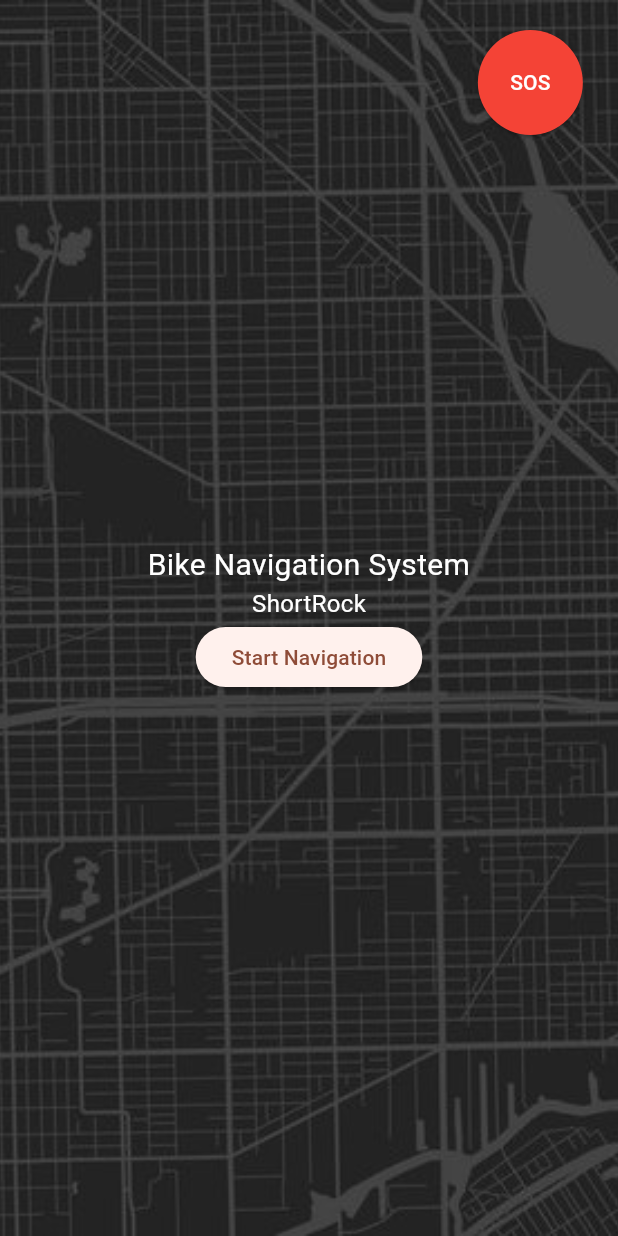
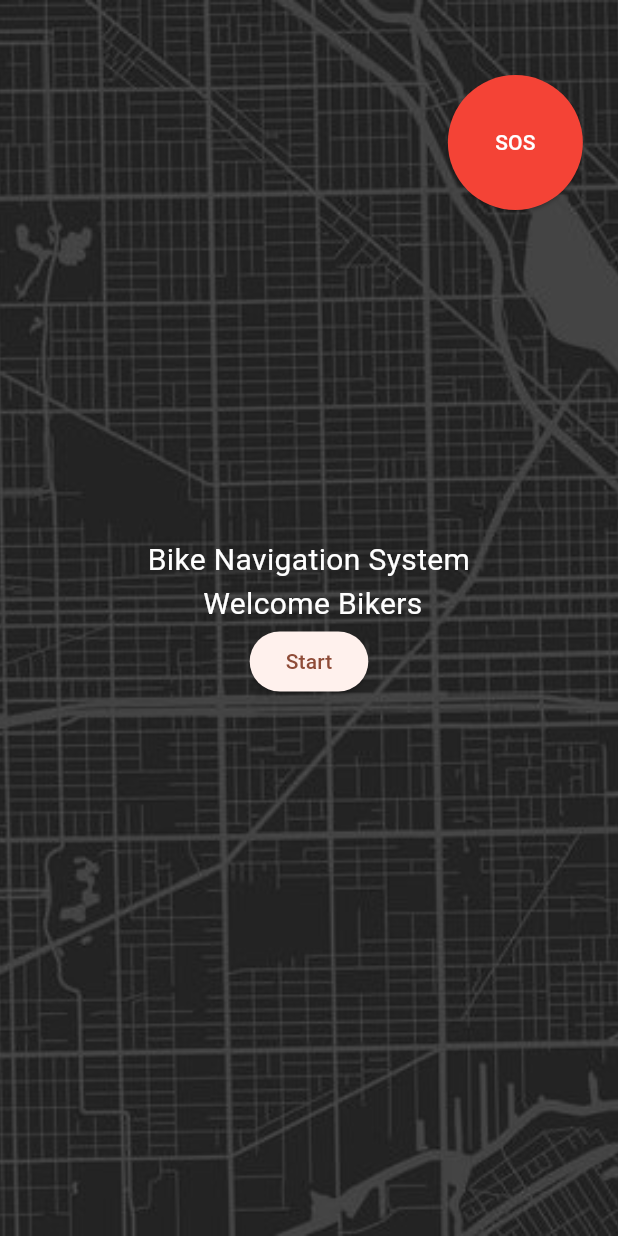
Before and after one commit to prajwalathreya/HCI-FSP, a Flutter app: the screen it shows after launch, on a phone screen of 412 x 824 dp. Run offline on Flutter 3.47's test engine with Material 2 defaults, Android fonts, the phone set to English and light mode, and no system bars; our stand-ins replace google_maps_flutter.

Commit message:
created 3 screens as per FSP#2

```diff
--- a/lib/main.dart
+++ b/lib/main.dart
@@ -1,98 +1,7 @@
 
 // import 'package:english_words/english_words.dart';
-// import 'package:flutter/material.dart';
-// import 'package:provider/provider.dart';
-
-// void main() {
-//   runApp(MyApp());
-// }
-
-// class MyApp extends StatelessWidget {
-//   const MyApp({super.key});
-
-//   @override
-//   Widget build(BuildContext context) {
-
-//     return ChangeNotifierProvider(
-//       create: (context) => MyAppState(),
-//       child: MaterialApp(
-//         title: 'Bike Navigation System',
-//         theme: ThemeData(
-//           useMaterial3: true,
-//           colorScheme: ColorScheme.fromSeed(seedColor: Colors.deepOrange),
-//         ),
-//         home: MyHomePage(),
-//       ),
-//     );
-//   }
-// }
-
-// class MyAppState extends ChangeNotifier {
-//   var current = WordPair.random();
-//   void getNext(){
-//     current = WordPair.random();
-//     notifyListeners();
-//   }
-
-// }
-
-// class MyHomePage extends StatelessWidget {
-//   @override
-//   Widget build(BuildContext context) {
-//     var appState = context.watch<MyAppState>();
-//     final screenSize = MediaQuery.of(context).size;
-//     final isSmallScreen = screenSize.width < 600; // Adjust the threshold as needed
-
-//     return Scaffold(
-//       body: Container(
-//         decoration: BoxDecoration(
-//           image: DecorationImage(
-//             image: AssetImage('assets/black-grey-chicago-city-area-background-map-vector-37821140.jpg'), // Replace with your image path
-//             fit: BoxFit.cover, // Adjust the fit to your preference
-//           ),
-//         ),
-//         child: Center(
-//           child: Column(
-//             // SizedBox(height: 30),
-//             mainAxisAlignment: MainAxisAlignment.center,
-//             crossAxisAlignment: CrossAxisAlignment.center,
-//             children: [
-//               Align(
-//                 alignment: Alignment.topCenter,
-
-//                 child: Text(
-//                   "Bike Navigation System",
-//                   textAlign: TextAlign.center,
-//                   style: TextStyle(
-//                     color: Colors.white, // Text color on top of the image
-//                     fontSize: isSmallScreen ? 20.0 : 24.0, // Adjust font size
-//                   )
-//                 ),
-
-//               ),
-//               // spacer(),
-//               Text(
-//                 appState.current.asPascalCase,
-//                 style: TextStyle(
-//                   color: Colors.white, // Text color on top of the image
-//                   fontSize: isSmallScreen ? 16.0 : 20.0, // Adjust font size
-//                 ),
-//               ),
-//               ElevatedButton(
-//                 onPressed: () {
-//                   print("Hello, you pressed this button");
-//                 },
-//                 child: Text("Start Navigation", textAlign: TextAlign.center),
-//               ),
-//             ],
-//           ),
-//         ),
-//       ),
-//     );
-//   }
-// }
-import 'package:english_words/english_words.dart';
 import 'package:flutter/material.dart';
+import 'package:fsp/NavigationPage.dart';
 import 'package:provider/provider.dart';
 
 void main() {
@@ -119,9 +28,9 @@ class MyApp extends StatelessWidget {
 }
 
 class MyAppState extends ChangeNotifier {
-  var current = WordPair.random();
+  // var current = WordPair.random();
   void getNext() {
-    current = WordPair.random();
+    // current = WordPair.random();
     notifyListeners();
   }
 }
@@ -151,7 +60,8 @@ class MyHomePage extends StatelessWidget {
                   Align(
                     alignment: Alignment.topCenter,
                     child: Text(
-                      "Bike Navigation System",
+                      "Bike Navigation System\n Welcome Bikers",
+                      // "Welcome Bikers",
                       textAlign: TextAlign.center,
                       style: TextStyle(
                         color: Colors.white,
@@ -159,25 +69,29 @@ class MyHomePage extends StatelessWidget {
                       ),
                     ),
                   ),
-                  Text(
-                    appState.current.asPascalCase,
-                    style: TextStyle(
-                      color: Colors.white,
-                      fontSize: isSmallScreen ? 16.0 : 20.0,
-                    ),
-                  ),
+                  // Text(
+                    // appState.current.asPascalCase,
+                    // style: TextStyle(
+                      // color: Colors.white,
+                      // fontSize: isSmallScreen ? 16.0 : 20.0,
+                  //   // ),
+                  // ),
                   ElevatedButton(
                     onPressed: () {
+                      Navigator.push(
+                        context,
+                        MaterialPageRoute(builder: (context) => NavigationPage()),
+                      );
                       print("Hello, you pressed this button");
                     },
-                    child: Text("Start Navigation", textAlign: TextAlign.center),
+                    child: Text("Start", textAlign: TextAlign.center),
                   ),
                 ],
               ),
             ),
           ),
           Positioned(
-            top: 20.0,
+            top: 50.0,
             right: 20.0,
             child: ElevatedButton(
               onPressed: () {
@@ -185,7 +99,7 @@ class MyHomePage extends StatelessWidget {
               },
               style: ElevatedButton.styleFrom(
                 shape: CircleBorder(),
-                padding: EdgeInsets.all(25),
+                padding: EdgeInsets.all(35),
                 primary: Colors.red,
               ),
               child: Text(
--- a/pubspec.yaml
+++ b/pubspec.yaml
@@ -11,13 +11,18 @@ environment:
 dependencies:
   flutter:
     sdk: flutter
+  google_maps_flutter: ^2.4.1
+  geolocator: ^10.1.0
+  # google_maps: ^8.2.0
 
   english_words: ^4.0.0
   provider: ^6.0.0
+  location: ^5.0.3
 
 dev_dependencies:
   flutter_test:
     sdk: flutter
+  google_maps_flutter: ^2.5.0
 
   flutter_lints: ^2.0.0
 
```
Also changed, not shown: lib/MapPage.dart (added, +22 -0 lines), lib/NavigationPage.dart (added, +84 -0 lines), pubspec.lock, 781 other files.
